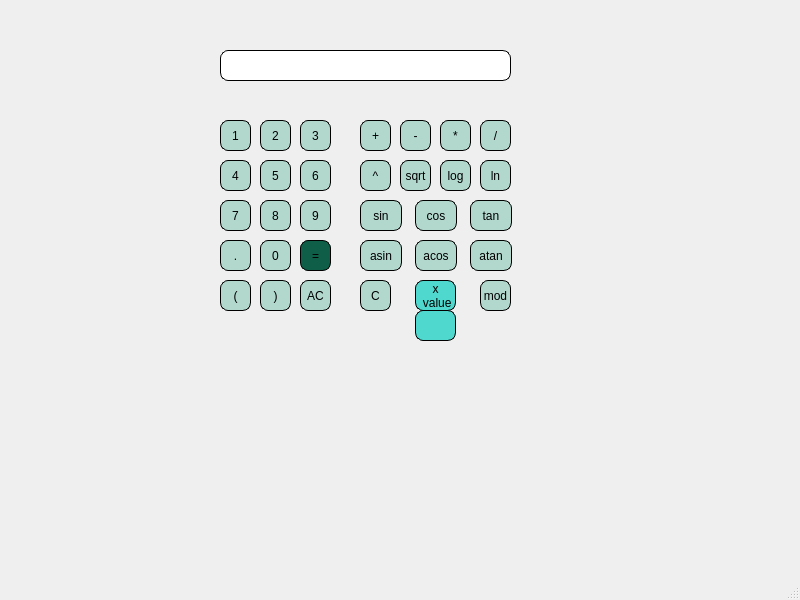
Old version of the form QT/QT-Calculator/mainwindow.ui in the repository Ideful/QT-Calculator.
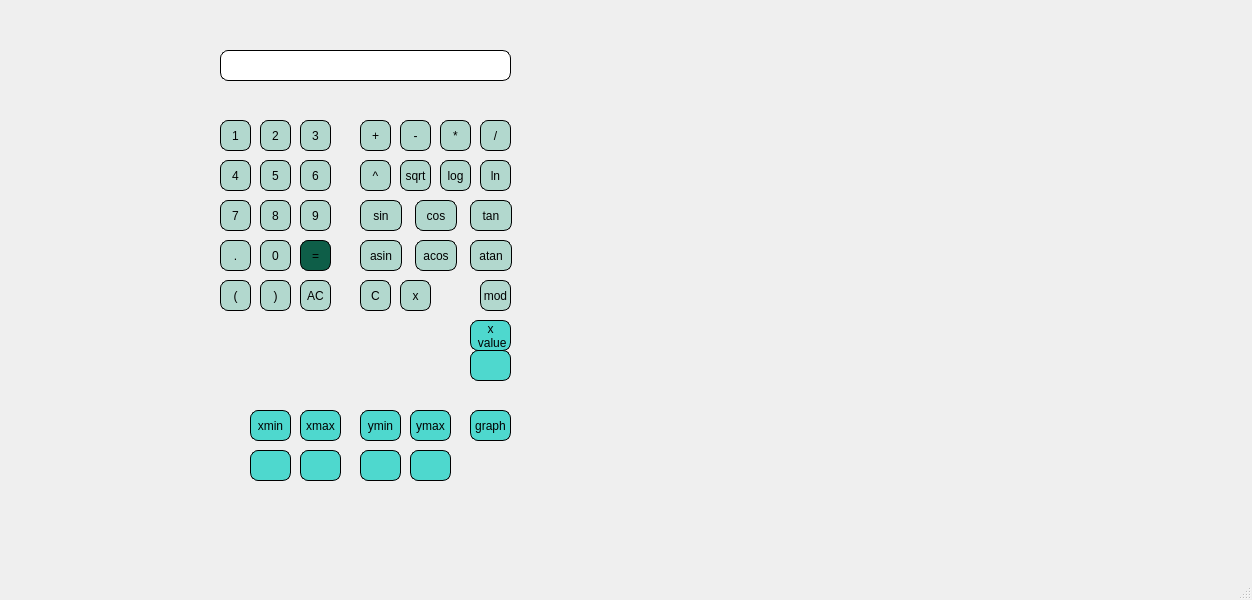
New version of the form. Custom widgets are drawn as their Qt base class.

Commit message: graph + mvc

The edit to the form file:
```diff
--- a/QT/QT-Calculator/mainwindow.ui
+++ b/QT/QT-Calculator/mainwindow.ui
@@ -6,7 +6,7 @@
    <rect>
     <x>0</x>
     <y>0</y>
-    <width>800</width>
+    <width>1252</width>
     <height>600</height>
    </rect>
   </property>
@@ -583,8 +583,8 @@
    <widget class="QLabel" name="label">
     <property name="geometry">
      <rect>
-      <x>415</x>
-      <y>280</y>
+      <x>470</x>
+      <y>320</y>
       <width>41</width>
       <height>31</height>
      </rect>
@@ -605,8 +605,8 @@
    <widget class="QLineEdit" name="x_val">
     <property name="geometry">
      <rect>
-      <x>415</x>
-      <y>310</y>
+      <x>470</x>
+      <y>350</y>
       <width>41</width>
       <height>31</height>
      </rect>
@@ -635,6 +635,199 @@
      <string>mod</string>
     </property>
    </widget>
+   <widget class="QPushButton" name="xbut">
+    <property name="geometry">
+     <rect>
+      <x>400</x>
+      <y>280</y>
+      <width>31</width>
+      <height>31</height>
+     </rect>
+    </property>
+    <property name="styleSheet">
+     <string notr="true">background-color: rgb(178,216,206); 
+border: 1px solid black;
+border-radius: 8px;</string>
+    </property>
+    <property name="text">
+     <string>x</string>
+    </property>
+   </widget>
+   <widget class="QLabel" name="xmin">
+    <property name="geometry">
+     <rect>
+      <x>250</x>
+      <y>410</y>
+      <width>41</width>
+      <height>31</height>
+     </rect>
+    </property>
+    <property name="styleSheet">
+     <string notr="true">background-color: rgb(78,216,206); 
+border: 1px solid black;
+border-radius: 8px;</string>
+    </property>
+    <property name="text">
+     <string>xmin</string>
+    </property>
+    <property name="alignment">
+     <set>Qt::AlignCenter</set>
+    </property>
+   </widget>
+   <widget class="QLabel" name="xmax">
+    <property name="geometry">
+     <rect>
+      <x>300</x>
+      <y>410</y>
+      <width>41</width>
+      <height>31</height>
+     </rect>
+    </property>
+    <property name="styleSheet">
+     <string notr="true">background-color: rgb(78,216,206); 
+border: 1px solid black;
+border-radius: 8px;</string>
+    </property>
+    <property name="text">
+     <string>xmax</string>
+    </property>
+    <property name="alignment">
+     <set>Qt::AlignCenter</set>
+    </property>
+   </widget>
+   <widget class="QLabel" name="ymin">
+    <property name="geometry">
+     <rect>
+      <x>360</x>
+      <y>410</y>
+      <width>41</width>
+      <height>31</height>
+     </rect>
+    </property>
+    <property name="styleSheet">
+     <string notr="true">background-color: rgb(78,216,206); 
+border: 1px solid black;
+border-radius: 8px;</string>
+    </property>
+    <property name="text">
+     <string>ymin</string>
+    </property>
+    <property name="alignment">
+     <set>Qt::AlignCenter</set>
+    </property>
+   </widget>
+   <widget class="QLabel" name="ymax">
+    <property name="geometry">
+     <rect>
+      <x>410</x>
+      <y>410</y>
+      <width>41</width>
+      <height>31</height>
+     </rect>
+    </property>
+    <property name="styleSheet">
+     <string notr="true">background-color: rgb(78,216,206); 
+border: 1px solid black;
+border-radius: 8px;</string>
+    </property>
+    <property name="text">
+     <string>ymax</string>
+    </property>
+    <property name="alignment">
+     <set>Qt::AlignCenter</set>
+    </property>
+   </widget>
+   <widget class="QLineEdit" name="xminval">
+    <property name="geometry">
+     <rect>
+      <x>250</x>
+      <y>450</y>
+      <width>41</width>
+      <height>31</height>
+     </rect>
+    </property>
+    <property name="styleSheet">
+     <string notr="true">background-color: rgb(78,216,206); 
+border: 1px solid black;
+border-radius: 8px;</string>
+    </property>
+   </widget>
+   <widget class="QLineEdit" name="xmaxval">
+    <property name="geometry">
+     <rect>
+      <x>300</x>
+      <y>450</y>
+      <width>41</width>
+      <height>31</height>
+     </rect>
+    </property>
+    <property name="styleSheet">
+     <string notr="true">background-color: rgb(78,216,206); 
+border: 1px solid black;
+border-radius: 8px;</string>
+    </property>
+   </widget>
+   <widget class="QLineEdit" name="yminval">
+    <property name="geometry">
+     <rect>
+      <x>360</x>
+      <y>450</y>
+      <width>41</width>
+      <height>31</height>
+     </rect>
+    </property>
+    <property name="styleSheet">
+     <string notr="true">background-color: rgb(78,216,206); 
+border: 1px solid black;
+border-radius: 8px;</string>
+    </property>
+   </widget>
+   <widget class="QLineEdit" name="ymaxval">
+    <property name="geometry">
+     <rect>
+      <x>410</x>
+      <y>450</y>
+      <width>41</width>
+      <height>31</height>
+     </rect>
+    </property>
+    <property name="styleSheet">
+     <string notr="true">background-color: rgb(78,216,206); 
+border: 1px solid black;
+border-radius: 8px;</string>
+    </property>
+   </widget>
+   <widget class="QLabel" name="makegraph">
+    <property name="geometry">
+     <rect>
+      <x>470</x>
+      <y>410</y>
+      <width>41</width>
+      <height>31</height>
+     </rect>
+    </property>
+    <property name="styleSheet">
+     <string notr="true">background-color: rgb(78,216,206); 
+border: 1px solid black;
+border-radius: 8px;</string>
+    </property>
+    <property name="text">
+     <string>graph</string>
+    </property>
+    <property name="alignment">
+     <set>Qt::AlignCenter</set>
+    </property>
+   </widget>
+   <widget class="QCustomPlot" name="graphwidget" native="true">
+    <property name="geometry">
+     <rect>
+      <x>719</x>
+      <y>180</y>
+      <width>331</width>
+      <height>211</height>
+     </rect>
+    </property>
+   </widget>
   </widget>
   <widget class="QMenuBar" name="menubar">
    <property name="geometry">
@@ -648,6 +841,14 @@
   </widget>
   <widget class="QStatusBar" name="statusbar"/>
  </widget>
+ <customwidgets>
+  <customwidget>
+   <class>QCustomPlot</class>
+   <extends>QWidget</extends>
+   <header>qcustomplot.h</header>
+   <container>1</container>
+  </customwidget>
+ </customwidgets>
  <resources/>
  <connections/>
 </ui>
```
Left out of the diff: 6 changed lines with no effect on the pictures. The commit also changes 40 other files.
